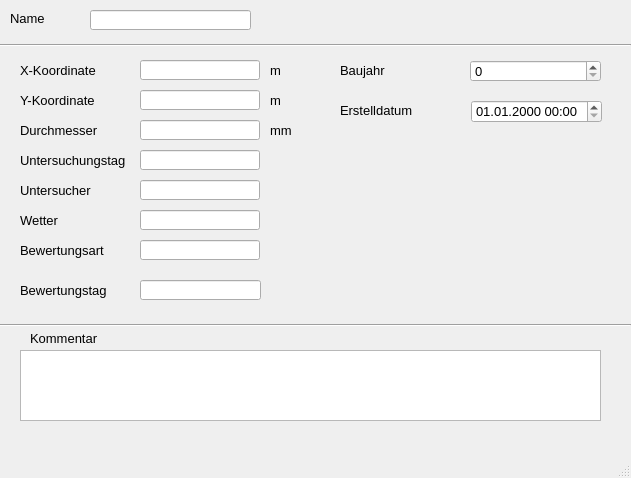
This is qkan/forms/qkan_schaechte_untersucht.ui in hoettges/QKan as Qt 5 draws it before an edit. The edited form follows.
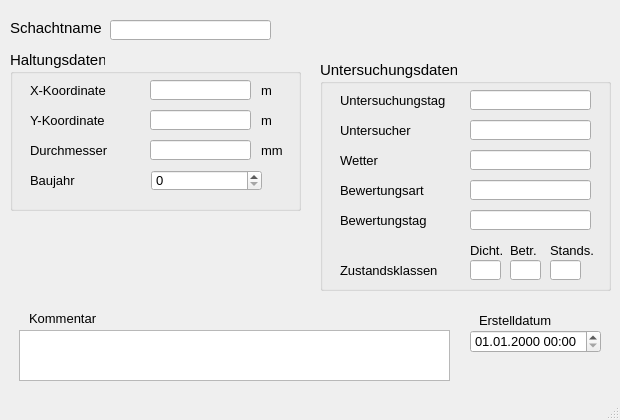
This is the edited form. Custom widgets are drawn as their Qt base class.

The edit to the form file:
```diff
--- a/qkan/forms/qkan_schaechte_untersucht.ui
+++ b/qkan/forms/qkan_schaechte_untersucht.ui
@@ -9,14 +9,14 @@
    <rect>
     <x>0</x>
     <y>0</y>
-    <width>631</width>
-    <height>478</height>
+    <width>620</width>
+    <height>420</height>
    </rect>
   </property>
   <property name="minimumSize">
    <size>
-    <width>631</width>
-    <height>393</height>
+    <width>620</width>
+    <height>420</height>
    </size>
   </property>
   <property name="font">
@@ -33,33 +33,26 @@
     <property name="geometry">
      <rect>
       <x>10</x>
-      <y>10</y>
-      <width>46</width>
+      <y>20</y>
+      <width>121</width>
       <height>16</height>
      </rect>
     </property>
+    <property name="font">
+     <font>
+      <family>Tahoma</family>
+      <pointsize>11</pointsize>
+     </font>
+    </property>
     <property name="text">
-     <string>Name</string>
-    </property>
-   </widget>
-   <widget class="Line" name="line">
-    <property name="geometry">
-     <rect>
-      <x>0</x>
-      <y>30</y>
-      <width>631</width>
-      <height>31</height>
-     </rect>
-    </property>
-    <property name="orientation">
-     <enum>Qt::Horizontal</enum>
+     <string>Schachtname</string>
     </property>
    </widget>
    <widget class="QLabel" name="label_14">
     <property name="geometry">
      <rect>
-      <x>30</x>
-      <y>330</y>
+      <x>29</x>
+      <y>310</y>
       <width>81</width>
       <height>16</height>
      </rect>
@@ -68,24 +61,11 @@
      <string>Kommentar</string>
     </property>
    </widget>
-   <widget class="QLabel" name="label_11">
-    <property name="geometry">
-     <rect>
-      <x>270</x>
-      <y>60</y>
-      <width>41</width>
-      <height>21</height>
-     </rect>
-    </property>
-    <property name="text">
-     <string>m</string>
-    </property>
-   </widget>
    <widget class="QLabel" name="label_70">
     <property name="geometry">
      <rect>
-      <x>340</x>
-      <y>100</y>
+      <x>479</x>
+      <y>310</y>
       <width>111</width>
       <height>21</height>
      </rect>
@@ -94,142 +74,31 @@
      <string>Erstelldatum</string>
     </property>
    </widget>
-   <widget class="QLabel" name="label_9">
-    <property name="geometry">
-     <rect>
-      <x>20</x>
-      <y>90</y>
-      <width>81</width>
-      <height>21</height>
-     </rect>
-    </property>
-    <property name="text">
-     <string>Y-Koordinate</string>
-    </property>
-   </widget>
-   <widget class="QLabel" name="label_12">
-    <property name="geometry">
-     <rect>
-      <x>270</x>
-      <y>90</y>
-      <width>41</width>
-      <height>21</height>
-     </rect>
-    </property>
-    <property name="text">
-     <string>m</string>
-    </property>
-   </widget>
-   <widget class="Line" name="line_2">
-    <property name="geometry">
-     <rect>
-      <x>0</x>
-      <y>310</y>
-      <width>631</width>
-      <height>31</height>
-     </rect>
-    </property>
-    <property name="orientation">
-     <enum>Qt::Horizontal</enum>
-    </property>
-   </widget>
-   <widget class="QLabel" name="label_6">
-    <property name="geometry">
-     <rect>
-      <x>20</x>
-      <y>60</y>
-      <width>91</width>
-      <height>21</height>
-     </rect>
-    </property>
-    <property name="text">
-     <string>X-Koordinate</string>
-    </property>
-   </widget>
-   <widget class="QLabel" name="label_27">
-    <property name="geometry">
-     <rect>
-      <x>270</x>
-      <y>120</y>
-      <width>41</width>
-      <height>21</height>
-     </rect>
-    </property>
-    <property name="text">
-     <string>mm</string>
-    </property>
-   </widget>
-   <widget class="QLabel" name="label_39">
-    <property name="geometry">
-     <rect>
-      <x>20</x>
-      <y>120</y>
-      <width>81</width>
-      <height>21</height>
-     </rect>
-    </property>
-    <property name="text">
-     <string>Durchmesser</string>
-    </property>
-   </widget>
    <widget class="QLineEdit" name="untersuchsch">
     <property name="geometry">
      <rect>
-      <x>90</x>
-      <y>10</y>
+      <x>110</x>
+      <y>20</y>
       <width>161</width>
       <height>20</height>
      </rect>
     </property>
    </widget>
-   <widget class="QLineEdit" name="durchm">
-    <property name="geometry">
-     <rect>
-      <x>140</x>
-      <y>120</y>
-      <width>120</width>
-      <height>20</height>
-     </rect>
-    </property>
-   </widget>
    <widget class="QTextEdit" name="kommentar">
     <property name="geometry">
      <rect>
-      <x>20</x>
-      <y>350</y>
-      <width>581</width>
-      <height>71</height>
-     </rect>
-    </property>
-   </widget>
-   <widget class="QLabel" name="label_42">
-    <property name="geometry">
-     <rect>
-      <x>20</x>
-      <y>150</y>
-      <width>111</width>
-      <height>21</height>
-     </rect>
-    </property>
-    <property name="text">
-     <string>Untersuchungstag</string>
-    </property>
-   </widget>
-   <widget class="QLineEdit" name="untersuchtag">
-    <property name="geometry">
-     <rect>
-      <x>140</x>
-      <y>150</y>
-      <width>120</width>
-      <height>20</height>
+      <x>19</x>
+      <y>330</y>
+      <width>431</width>
+      <height>51</height>
      </rect>
     </property>
    </widget>
    <widget class="QgsDateTimeEdit" name="createdat">
     <property name="geometry">
      <rect>
-      <x>471</x>
-      <y>100</y>
+      <x>470</x>
+      <y>330</y>
       <width>131</width>
       <height>23</height>
      </rect>
@@ -241,149 +110,581 @@
      <string>dd.MM.yyyy HH:mm</string>
     </property>
    </widget>
-   <widget class="QLineEdit" name="y">
+   <widget class="QGroupBox" name="groupBox_2">
     <property name="geometry">
      <rect>
-      <x>140</x>
-      <y>90</y>
-      <width>120</width>
-      <height>20</height>
+      <x>10</x>
+      <y>50</y>
+      <width>291</width>
+      <height>161</height>
      </rect>
     </property>
-    <property name="readOnly">
-     <bool>true</bool>
+    <property name="font">
+     <font>
+      <family>Tahoma</family>
+      <pointsize>11</pointsize>
+     </font>
     </property>
-   </widget>
-   <widget class="QLineEdit" name="x">
-    <property name="geometry">
-     <rect>
-      <x>140</x>
-      <y>60</y>
-      <width>120</width>
-      <height>20</height>
-     </rect>
+    <property name="title">
+     <string>Haltungsdaten</string>
     </property>
-    <property name="readOnly">
-     <bool>true</bool>
-    </property>
+    <widget class="QLabel" name="label_60">
+     <property name="geometry">
+      <rect>
+       <x>20</x>
+       <y>120</y>
+       <width>151</width>
+       <height>21</height>
+      </rect>
+     </property>
+     <property name="font">
+      <font>
+       <family>Tahoma</family>
+       <pointsize>10</pointsize>
+      </font>
+     </property>
+     <property name="text">
+      <string>Baujahr</string>
+     </property>
+    </widget>
+    <widget class="QSpinBox" name="baujahr_2">
+     <property name="geometry">
+      <rect>
+       <x>141</x>
+       <y>120</y>
+       <width>111</width>
+       <height>21</height>
+      </rect>
+     </property>
+     <property name="font">
+      <font>
+       <family>Tahoma</family>
+       <pointsize>10</pointsize>
+      </font>
+     </property>
+     <property name="toolTip">
+      <string>&lt;html&gt;&lt;head/&gt;&lt;body&gt;&lt;p&gt;Baujahr der Haltung&lt;/p&gt;&lt;/body&gt;&lt;/html&gt;</string>
+     </property>
+     <property name="statusTip">
+      <string>Baujahr der Haltung</string>
+     </property>
+    </widget>
+    <widget class="QLineEdit" name="x">
+     <property name="geometry">
+      <rect>
+       <x>140</x>
+       <y>30</y>
+       <width>101</width>
+       <height>20</height>
+      </rect>
+     </property>
+     <property name="font">
+      <font>
+       <family>Tahoma</family>
+       <pointsize>10</pointsize>
+      </font>
+     </property>
+     <property name="readOnly">
+      <bool>true</bool>
+     </property>
+    </widget>
+    <widget class="QLabel" name="label_9">
+     <property name="geometry">
+      <rect>
+       <x>20</x>
+       <y>60</y>
+       <width>81</width>
+       <height>21</height>
+      </rect>
+     </property>
+     <property name="font">
+      <font>
+       <family>Tahoma</family>
+       <pointsize>10</pointsize>
+      </font>
+     </property>
+     <property name="text">
+      <string>Y-Koordinate</string>
+     </property>
+    </widget>
+    <widget class="QLineEdit" name="y">
+     <property name="geometry">
+      <rect>
+       <x>140</x>
+       <y>60</y>
+       <width>101</width>
+       <height>20</height>
+      </rect>
+     </property>
+     <property name="font">
+      <font>
+       <family>Tahoma</family>
+       <pointsize>10</pointsize>
+      </font>
+     </property>
+     <property name="readOnly">
+      <bool>true</bool>
+     </property>
+    </widget>
+    <widget class="QLabel" name="label_11">
+     <property name="geometry">
+      <rect>
+       <x>251</x>
+       <y>30</y>
+       <width>41</width>
+       <height>21</height>
+      </rect>
+     </property>
+     <property name="font">
+      <font>
+       <family>Tahoma</family>
+       <pointsize>10</pointsize>
+      </font>
+     </property>
+     <property name="text">
+      <string>m</string>
+     </property>
+    </widget>
+    <widget class="QLabel" name="label_39">
+     <property name="geometry">
+      <rect>
+       <x>20</x>
+       <y>90</y>
+       <width>81</width>
+       <height>21</height>
+      </rect>
+     </property>
+     <property name="font">
+      <font>
+       <family>Tahoma</family>
+       <pointsize>10</pointsize>
+      </font>
+     </property>
+     <property name="text">
+      <string>Durchmesser</string>
+     </property>
+    </widget>
+    <widget class="QLabel" name="label_27">
+     <property name="geometry">
+      <rect>
+       <x>251</x>
+       <y>90</y>
+       <width>41</width>
+       <height>21</height>
+      </rect>
+     </property>
+     <property name="font">
+      <font>
+       <family>Tahoma</family>
+       <pointsize>10</pointsize>
+      </font>
+     </property>
+     <property name="text">
+      <string>mm</string>
+     </property>
+    </widget>
+    <widget class="QLabel" name="label_6">
+     <property name="geometry">
+      <rect>
+       <x>20</x>
+       <y>30</y>
+       <width>91</width>
+       <height>21</height>
+      </rect>
+     </property>
+     <property name="font">
+      <font>
+       <family>Tahoma</family>
+       <pointsize>10</pointsize>
+      </font>
+     </property>
+     <property name="text">
+      <string>X-Koordinate</string>
+     </property>
+    </widget>
+    <widget class="QLineEdit" name="durchm">
+     <property name="geometry">
+      <rect>
+       <x>140</x>
+       <y>90</y>
+       <width>101</width>
+       <height>20</height>
+      </rect>
+     </property>
+     <property name="font">
+      <font>
+       <family>Tahoma</family>
+       <pointsize>10</pointsize>
+      </font>
+     </property>
+    </widget>
+    <widget class="QLabel" name="label_12">
+     <property name="geometry">
+      <rect>
+       <x>251</x>
+       <y>60</y>
+       <width>41</width>
+       <height>21</height>
+      </rect>
+     </property>
+     <property name="font">
+      <font>
+       <family>Tahoma</family>
+       <pointsize>10</pointsize>
+      </font>
+     </property>
+     <property name="text">
+      <string>m</string>
+     </property>
+    </widget>
    </widget>
-   <widget class="QLabel" name="label_43">
+   <widget class="QGroupBox" name="groupBox_4">
     <property name="geometry">
      <rect>
-      <x>20</x>
-      <y>180</y>
-      <width>81</width>
-      <height>21</height>
-     </rect>
-    </property>
-    <property name="text">
-     <string>Untersucher</string>
-    </property>
-   </widget>
-   <widget class="QLineEdit" name="untersucher">
-    <property name="geometry">
-     <rect>
-      <x>140</x>
-      <y>180</y>
-      <width>120</width>
-      <height>20</height>
-     </rect>
-    </property>
-   </widget>
-   <widget class="QLabel" name="label_44">
-    <property name="geometry">
-     <rect>
-      <x>20</x>
-      <y>210</y>
-      <width>81</width>
-      <height>21</height>
-     </rect>
-    </property>
-    <property name="text">
-     <string>Wetter</string>
-    </property>
-   </widget>
-   <widget class="QLineEdit" name="bewertungsart">
-    <property name="geometry">
-     <rect>
-      <x>140</x>
-      <y>240</y>
-      <width>120</width>
-      <height>20</height>
-     </rect>
-    </property>
-    <property name="text">
-     <string/>
-    </property>
-   </widget>
-   <widget class="QLabel" name="label_45">
-    <property name="geometry">
-     <rect>
-      <x>20</x>
-      <y>240</y>
-      <width>101</width>
-      <height>21</height>
-     </rect>
-    </property>
-    <property name="text">
-     <string>Bewertungsart</string>
-    </property>
-   </widget>
-   <widget class="QLineEdit" name="bewertungstag">
-    <property name="geometry">
-     <rect>
-      <x>140</x>
-      <y>280</y>
-      <width>121</width>
-      <height>20</height>
-     </rect>
-    </property>
-   </widget>
-   <widget class="QLabel" name="label_46">
-    <property name="geometry">
-     <rect>
-      <x>20</x>
-      <y>280</y>
-      <width>91</width>
-      <height>21</height>
-     </rect>
-    </property>
-    <property name="text">
-     <string>Bewertungstag</string>
-    </property>
-   </widget>
-   <widget class="QLabel" name="label_51">
-    <property name="geometry">
-     <rect>
-      <x>340</x>
+      <x>320</x>
       <y>60</y>
-      <width>121</width>
-      <height>21</height>
+      <width>291</width>
+      <height>231</height>
      </rect>
     </property>
-    <property name="text">
-     <string>Baujahr</string>
+    <property name="font">
+     <font>
+      <family>Tahoma</family>
+      <pointsize>11</pointsize>
+     </font>
     </property>
-   </widget>
-   <widget class="QSpinBox" name="baujahr">
-    <property name="geometry">
-     <rect>
-      <x>470</x>
-      <y>60</y>
-      <width>131</width>
-      <height>22</height>
-     </rect>
+    <property name="title">
+     <string>Untersuchungsdaten</string>
     </property>
-   </widget>
-   <widget class="QLineEdit" name="wetter">
-    <property name="geometry">
-     <rect>
-      <x>140</x>
-      <y>210</y>
-      <width>120</width>
-      <height>20</height>
-     </rect>
-    </property>
+    <widget class="QLabel" name="label_61">
+     <property name="geometry">
+      <rect>
+       <x>20</x>
+       <y>30</y>
+       <width>151</width>
+       <height>21</height>
+      </rect>
+     </property>
+     <property name="font">
+      <font>
+       <family>Tahoma</family>
+       <pointsize>10</pointsize>
+      </font>
+     </property>
+     <property name="text">
+      <string>Untersuchungstag</string>
+     </property>
+    </widget>
+    <widget class="QLineEdit" name="untersuchtag">
+     <property name="geometry">
+      <rect>
+       <x>150</x>
+       <y>30</y>
+       <width>121</width>
+       <height>20</height>
+      </rect>
+     </property>
+     <property name="font">
+      <font>
+       <family>Tahoma</family>
+       <pointsize>10</pointsize>
+      </font>
+     </property>
+     <property name="toolTip">
+      <string>&lt;html&gt;&lt;head/&gt;&lt;body&gt;&lt;p&gt;Datum des Untersuchungstages&lt;/p&gt;&lt;/body&gt;&lt;/html&gt;</string>
+     </property>
+     <property name="statusTip">
+      <string>Datum des Untersuchungstages</string>
+     </property>
+    </widget>
+    <widget class="QLabel" name="label_62">
+     <property name="geometry">
+      <rect>
+       <x>20</x>
+       <y>60</y>
+       <width>151</width>
+       <height>21</height>
+      </rect>
+     </property>
+     <property name="font">
+      <font>
+       <family>Tahoma</family>
+       <pointsize>10</pointsize>
+      </font>
+     </property>
+     <property name="text">
+      <string>Untersucher</string>
+     </property>
+    </widget>
+    <widget class="QLineEdit" name="untersucher">
+     <property name="geometry">
+      <rect>
+       <x>150</x>
+       <y>60</y>
+       <width>121</width>
+       <height>20</height>
+      </rect>
+     </property>
+     <property name="font">
+      <font>
+       <family>Tahoma</family>
+       <pointsize>10</pointsize>
+      </font>
+     </property>
+     <property name="toolTip">
+      <string>&lt;html&gt;&lt;head/&gt;&lt;body&gt;&lt;p&gt;Name bzw. Kürzel des Untersuchers&lt;/p&gt;&lt;/body&gt;&lt;/html&gt;</string>
+     </property>
+     <property name="statusTip">
+      <string>Name bzw. Kürzel des Untersuchers</string>
+     </property>
+    </widget>
+    <widget class="QLabel" name="label_63">
+     <property name="geometry">
+      <rect>
+       <x>20</x>
+       <y>90</y>
+       <width>151</width>
+       <height>21</height>
+      </rect>
+     </property>
+     <property name="font">
+      <font>
+       <family>Tahoma</family>
+       <pointsize>10</pointsize>
+      </font>
+     </property>
+     <property name="text">
+      <string>Wetter</string>
+     </property>
+    </widget>
+    <widget class="QLineEdit" name="wetter">
+     <property name="geometry">
+      <rect>
+       <x>150</x>
+       <y>90</y>
+       <width>121</width>
+       <height>20</height>
+      </rect>
+     </property>
+     <property name="font">
+      <font>
+       <family>Tahoma</family>
+       <pointsize>10</pointsize>
+      </font>
+     </property>
+     <property name="toolTip">
+      <string>&lt;html&gt;&lt;head/&gt;&lt;body&gt;&lt;p&gt;kurzer Kommentar zum Wetter am Untersuchungstag&lt;/p&gt;&lt;/body&gt;&lt;/html&gt;</string>
+     </property>
+     <property name="statusTip">
+      <string>kurzer Kommentar zum Wetter am Untersuchungstag</string>
+     </property>
+    </widget>
+    <widget class="QLabel" name="label_64">
+     <property name="geometry">
+      <rect>
+       <x>20</x>
+       <y>120</y>
+       <width>151</width>
+       <height>21</height>
+      </rect>
+     </property>
+     <property name="font">
+      <font>
+       <family>Tahoma</family>
+       <pointsize>10</pointsize>
+      </font>
+     </property>
+     <property name="text">
+      <string>Bewertungsart</string>
+     </property>
+    </widget>
+    <widget class="QLineEdit" name="bewertungsart">
+     <property name="geometry">
+      <rect>
+       <x>150</x>
+       <y>120</y>
+       <width>121</width>
+       <height>20</height>
+      </rect>
+     </property>
+     <property name="font">
+      <font>
+       <family>Tahoma</family>
+       <pointsize>10</pointsize>
+      </font>
+     </property>
+     <property name="toolTip">
+      <string>&lt;html&gt;&lt;head/&gt;&lt;body&gt;&lt;p&gt;Name des verwndeten Bewertungsmodells (z.B. DWA-M 149-3)&lt;/p&gt;&lt;/body&gt;&lt;/html&gt;</string>
+     </property>
+     <property name="statusTip">
+      <string>Name des verwndeten Bewertungsmodells (z.B. DWA-M 149-3)</string>
+     </property>
+    </widget>
+    <widget class="QLabel" name="label_65">
+     <property name="geometry">
+      <rect>
+       <x>20</x>
+       <y>150</y>
+       <width>151</width>
+       <height>21</height>
+      </rect>
+     </property>
+     <property name="font">
+      <font>
+       <family>Tahoma</family>
+       <pointsize>10</pointsize>
+      </font>
+     </property>
+     <property name="text">
+      <string>Bewertungstag</string>
+     </property>
+    </widget>
+    <widget class="QLineEdit" name="bewertungstag">
+     <property name="geometry">
+      <rect>
+       <x>150</x>
+       <y>150</y>
+       <width>121</width>
+       <height>20</height>
+      </rect>
+     </property>
+     <property name="font">
+      <font>
+       <family>Tahoma</family>
+       <pointsize>10</pointsize>
+      </font>
+     </property>
+     <property name="toolTip">
+      <string>&lt;html&gt;&lt;head/&gt;&lt;body&gt;&lt;p&gt;Datum des Tages, an dem die Bewertung durchgeführt wird&lt;/p&gt;&lt;/body&gt;&lt;/html&gt;</string>
+     </property>
+     <property name="statusTip">
+      <string>Datum des Tages, an dem die Bewertung durchgeführt wird</string>
+     </property>
+    </widget>
+    <widget class="QLabel" name="label_38">
+     <property name="geometry">
+      <rect>
+       <x>230</x>
+       <y>180</y>
+       <width>51</width>
+       <height>21</height>
+      </rect>
+     </property>
+     <property name="font">
+      <font>
+       <family>Tahoma</family>
+       <pointsize>10</pointsize>
+      </font>
+     </property>
+     <property name="text">
+      <string>Stands.</string>
+     </property>
+    </widget>
+    <widget class="QLineEdit" name="max_ZS">
+     <property name="geometry">
+      <rect>
+       <x>230</x>
+       <y>200</y>
+       <width>31</width>
+       <height>20</height>
+      </rect>
+     </property>
+     <property name="toolTip">
+      <string>&lt;html&gt;&lt;head/&gt;&lt;body&gt;&lt;p&gt;Zustandsklasse Betriebssicherheit&lt;/p&gt;&lt;/body&gt;&lt;/html&gt;</string>
+     </property>
+     <property name="statusTip">
+      <string>Zustandsklasse Betriebssicherheit</string>
+     </property>
+    </widget>
+    <widget class="QLabel" name="label_37">
+     <property name="geometry">
+      <rect>
+       <x>190</x>
+       <y>180</y>
+       <width>41</width>
+       <height>21</height>
+      </rect>
+     </property>
+     <property name="font">
+      <font>
+       <family>Tahoma</family>
+       <pointsize>10</pointsize>
+      </font>
+     </property>
+     <property name="text">
+      <string>Betr.</string>
+     </property>
+    </widget>
+    <widget class="QLabel" name="label_36">
+     <property name="geometry">
+      <rect>
+       <x>20</x>
+       <y>200</y>
+       <width>121</width>
+       <height>21</height>
+      </rect>
+     </property>
+     <property name="font">
+      <font>
+       <family>Tahoma</family>
+       <pointsize>10</pointsize>
+      </font>
+     </property>
+     <property name="text">
+      <string>Zustandsklassen</string>
+     </property>
+    </widget>
+    <widget class="QLabel" name="label_40">
+     <property name="geometry">
+      <rect>
+       <x>150</x>
+       <y>180</y>
+       <width>41</width>
+       <height>21</height>
+      </rect>
+     </property>
+     <property name="font">
+      <font>
+       <family>Tahoma</family>
+       <pointsize>10</pointsize>
+      </font>
+     </property>
+     <property name="text">
+      <string>Dicht.</string>
+     </property>
+    </widget>
+    <widget class="QLineEdit" name="max_ZD">
+     <property name="geometry">
+      <rect>
+       <x>150</x>
+       <y>200</y>
+       <width>31</width>
+       <height>20</height>
+      </rect>
+     </property>
+     <property name="toolTip">
+      <string>&lt;html&gt;&lt;head/&gt;&lt;body&gt;&lt;p&gt;Zustandsklasse Dichtheit&lt;/p&gt;&lt;/body&gt;&lt;/html&gt;</string>
+     </property>
+     <property name="statusTip">
+      <string>Zustandsklasse Dichtheit</string>
+     </property>
+    </widget>
+    <widget class="QLineEdit" name="max_ZB">
+     <property name="geometry">
+      <rect>
+       <x>190</x>
+       <y>200</y>
+       <width>31</width>
+       <height>20</height>
+      </rect>
+     </property>
+     <property name="toolTip">
+      <string>&lt;html&gt;&lt;head/&gt;&lt;body&gt;&lt;p&gt;Zustandsklasse Betriebssicherheit&lt;/p&gt;&lt;/body&gt;&lt;/html&gt;</string>
+     </property>
+     <property name="statusTip">
+      <string>Zustandsklasse Betriebssicherheit</string>
+     </property>
+    </widget>
    </widget>
   </widget>
   <widget class="QMenuBar" name="menubar">
```
Left out of the diff: 5 changed lines with no effect on the pictures.
